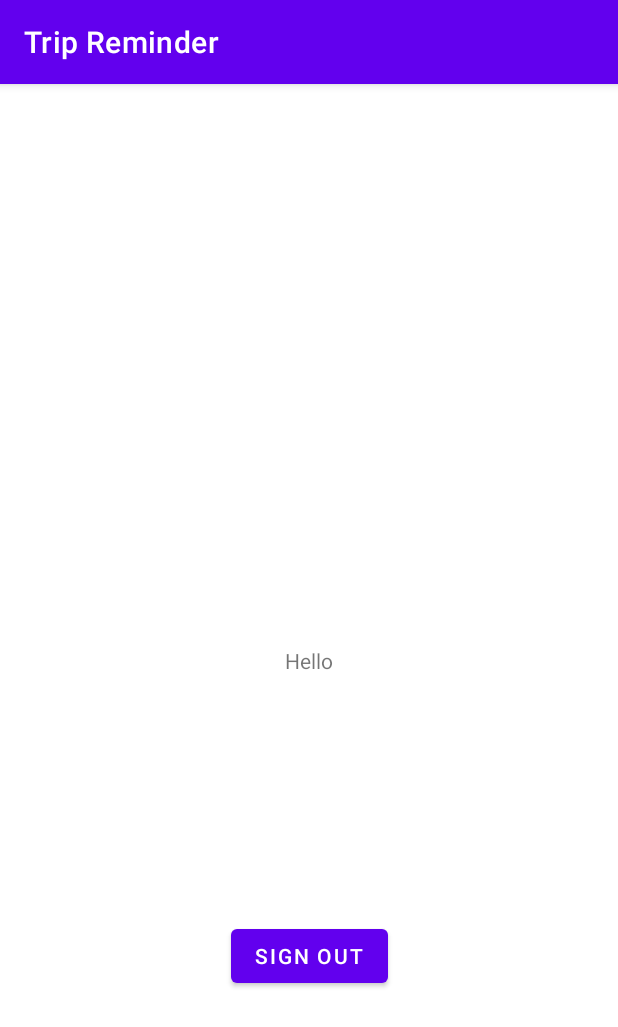
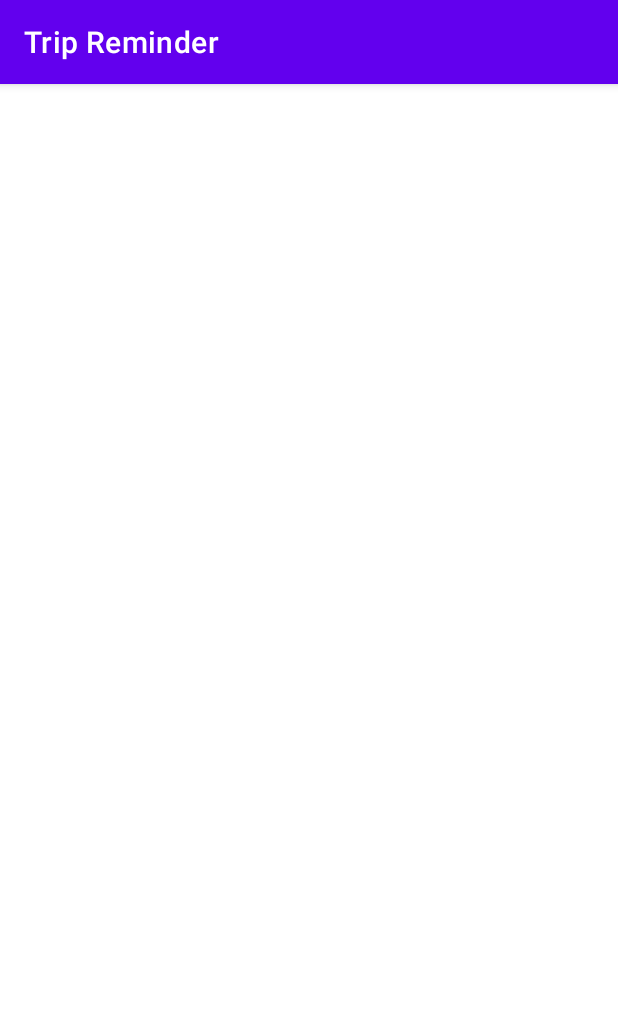
Before and after one commit to AmroMuhammad/TripReminder, an Android app: the screen it shows after launch (LoginActivity), on a phone screen of 412 x 824 dp. Shown: the top 1027 px of the screen. Run offline under Robolectric (Android 15) with nearby library versions, the phone set to English and light mode, and no system bars; our stand-ins replace Firebase (no records; nobody signed in at launch, a user with empty details on screens opened directly); libraries missing offline, so code that uses them is left out: com.firebase.ui; 2 statements that could not run were skipped.

Commit message:
finished login and splash

```diff
--- a/app/src/main/java/com/iti41g1/tripreminder/controller/LoginActivity.java
+++ b/app/src/main/java/com/iti41g1/tripreminder/controller/LoginActivity.java
@@ -21,71 +21,73 @@ import java.util.List;
 
 public class LoginActivity extends AppCompatActivity {
     private FirebaseAuth firebaseAuth;
-    private FirebaseAuth.AuthStateListener listner;  //listener to check if signed in or not
+    //private FirebaseAuth.AuthStateListener listner;  //listener to check if signed in or not
     private List<AuthUI.IdpConfig> providers; //to get sign in  with email and google
     private FirebaseUser user;
-    private Button btnSignOut;
 
-    @Override
-    protected void onStart() {
-        super.onStart();
-        firebaseAuth.addAuthStateListener(listner);
-    }
+//    @Override
+//    protected void onStart() {
+//        super.onStart();
+//        firebaseAuth.addAuthStateListener(listner);
+//        Log.i(Constants.LOG_TAG,"onStart");
+//    }
 
-    @Override
-    protected void onStop() {
-        if(listner != null)
-            firebaseAuth.removeAuthStateListener(listner);
-        super.onStop();
-    }
+//    @Override
+//    protected void onStop() {
+//        if(listner != null) {
+//            firebaseAuth.removeAuthStateListener(listner);
+//            Log.i(Constants.LOG_TAG,"onStop");
+//        }
+//        super.onStop();
+//    }
 
     @Override
     protected void onCreate(Bundle savedInstanceState) {
         super.onCreate(savedInstanceState);
         setContentView(R.layout.activity_login);
-        btnSignOut = findViewById(R.id.btnSignOut);
+        Log.i(Constants.LOG_TAG,"onCreate");
         initializeSignInProcess();
 
-        btnSignOut.setOnClickListener(new View.OnClickListener() {
-            @Override
-            public void onClick(View v) {
-                firebaseAuth.signOut();
-            }
-        });
     }
 
 
     private void initializeSignInProcess() {
+        Log.i(Constants.LOG_TAG,"initializeProcess");
+
         providers = Arrays.asList(
                 new AuthUI.IdpConfig.EmailBuilder().build(),
                 new AuthUI.IdpConfig.GoogleBuilder().build()
         );
         firebaseAuth = FirebaseAuth.getInstance();
-        listner = new FirebaseAuth.AuthStateListener() {
-            @Override
-            public void onAuthStateChanged(@NonNull FirebaseAuth firebaseAuth) {
+        Log.i(Constants.LOG_TAG,"checkUser");
         user = firebaseAuth.getCurrentUser();
         if(user != null){
             Log.i(Constants.LOG_TAG,"signed in + "+user.getEmail());  //already signed in
+            startActivity(new Intent(LoginActivity.this, MainActivity.class));
+            finish();
         }else{
+            Log.i(Constants.LOG_TAG,"sign in process");
             startActivityForResult(AuthUI.getInstance().createSignInIntentBuilder().
                     setIsSmartLockEnabled(false)
                     .setTheme(R.style.AuthenticationTheme)
                     .setAvailableProviders(providers).build(),Constants.AUTH_REQUEST_CODE);
         }
-            }
-        };
+
+
     }
 
     @Override
     protected void onActivityResult(int requestCode, int resultCode, Intent data) {
         super.onActivityResult(requestCode, resultCode, data);
+        Log.i(Constants.LOG_TAG,"onActivityResult");
         if (requestCode == Constants.AUTH_REQUEST_CODE) {
-            IdpResponse response = IdpResponse.fromResultIntent(data);
+            Log.i(Constants.LOG_TAG,"Auth request code is correct");
             if (resultCode == RESULT_OK) {
-                Log.i(Constants.LOG_TAG,"signed in successfully");  //already signed in
+                Log.i(Constants.LOG_TAG,"signed in successfully");
+                startActivity(new Intent(LoginActivity.this, MainActivity.class));
+                finish();
             } else {
-                Log.i(Constants.LOG_TAG,"not signed in successfully");  //already signed in
+                Log.i(Constants.LOG_TAG,"not signed in successfully");
                 finish();
             }
         }
--- a/app/src/main/res/layout/activity_login.xml
+++ b/app/src/main/res/layout/activity_login.xml
@@ -6,25 +6,4 @@
     android:layout_height="match_parent"
     tools:context=".controller.LoginActivity">
 
-    <TextView
-        android:id="@+id/textView"
-        android:layout_width="wrap_content"
-        android:layout_height="wrap_content"
-        android:text="Hello"
-        app:layout_constraintBottom_toBottomOf="parent"
-        app:layout_constraintEnd_toEndOf="parent"
-        app:layout_constraintStart_toStartOf="parent"
-        app:layout_constraintTop_toTopOf="parent" />
-
-    <Button
-        android:id="@+id/btnSignOut"
-        android:layout_width="wrap_content"
-        android:layout_height="wrap_content"
-        android:text="@string/SignOut"
-        app:layout_constraintBottom_toBottomOf="parent"
-        app:layout_constraintEnd_toEndOf="parent"
-        app:layout_constraintStart_toStartOf="parent"
-        app:layout_constraintTop_toBottomOf="@+id/textView" />
-
-
 </androidx.constraintlayout.widget.ConstraintLayout>
```
Also changed, not shown: app/src/main/java/com/iti41g1/tripreminder/controller/MainActivity.java (+23 -1 lines), app/src/main/res/layout/activity_main.xml (+10 -0 lines). Lines whose indentation alone changed are shown as unchanged.
